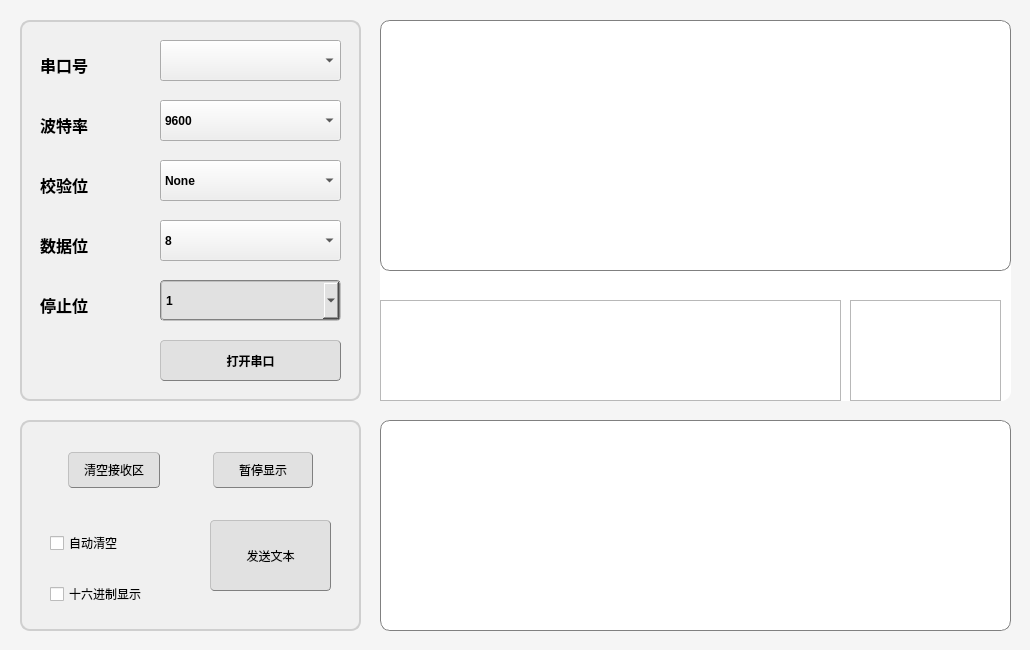
First picture: the form in serial.ui, repository Ahao6666/QT-Serial-port, before the edit.
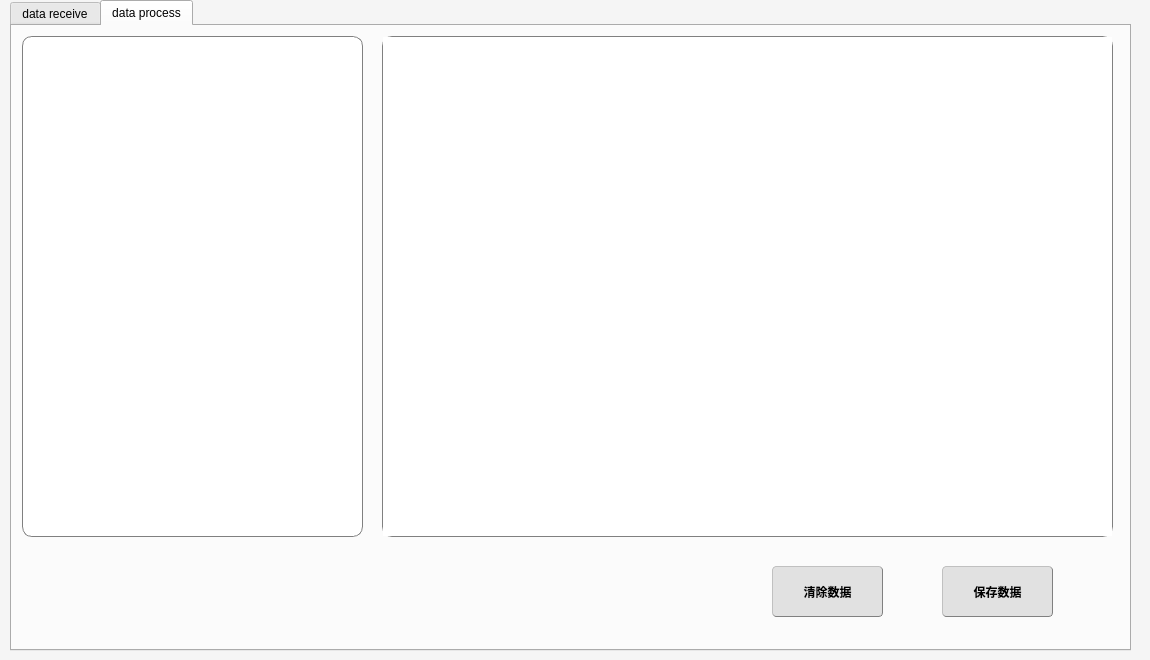
Second picture: the form after the edit.

Commit message: 添加表格功能并保存到excel文件

Patch:
```diff
--- a/serial.ui
+++ b/serial.ui
@@ -6,20 +6,20 @@
    <rect>
     <x>0</x>
     <y>0</y>
-    <width>1030</width>
-    <height>650</height>
+    <width>1150</width>
+    <height>660</height>
    </rect>
   </property>
   <property name="minimumSize">
    <size>
-    <width>1030</width>
-    <height>650</height>
+    <width>1150</width>
+    <height>660</height>
    </size>
   </property>
   <property name="maximumSize">
    <size>
-    <width>1030</width>
-    <height>650</height>
+    <width>1150</width>
+    <height>660</height>
    </size>
   </property>
   <property name="windowTitle">
@@ -35,11 +35,30 @@
 </string>
   </property>
   <widget class="QWidget" name="centralwidget">
+   <widget class="QTabWidget" name="tabWidget">
+    <property name="geometry">
+     <rect>
+      <x>10</x>
+      <y>0</y>
+      <width>1121</width>
+      <height>651</height>
+     </rect>
+    </property>
+    <property name="currentIndex">
+     <number>1</number>
+    </property>
+    <property name="tabBarAutoHide">
+     <bool>false</bool>
+    </property>
+    <widget class="QWidget" name="tab">
+     <attribute name="title">
+      <string>data receive</string>
+     </attribute>
    <widget class="QGroupBox" name="groupBox">
     <property name="geometry">
      <rect>
       <x>20</x>
-      <y>20</y>
+        <y>10</y>
       <width>341</width>
       <height>381</height>
      </rect>
@@ -354,7 +373,7 @@
     <property name="geometry">
      <rect>
       <x>20</x>
-      <y>420</y>
+        <y>410</y>
       <width>341</width>
       <height>211</height>
      </rect>
@@ -403,8 +422,8 @@
      </property>
      <property name="font">
       <font>
-       <weight>50</weight>
-       <bold>false</bold>
+         <weight>75</weight>
+         <bold>true</bold>
       </font>
      </property>
      <property name="styleSheet">
@@ -420,9 +439,9 @@
      <property name="geometry">
       <rect>
        <x>0</x>
-       <y>0</y>
-       <width>341</width>
-       <height>101</height>
+         <y>40</y>
+         <width>338</width>
+         <height>32</height>
       </rect>
      </property>
      <layout class="QHBoxLayout" name="horizontalLayout">
@@ -506,14 +525,27 @@
     <widget class="QWidget" name="layoutWidget">
      <property name="geometry">
       <rect>
-       <x>30</x>
-       <y>90</y>
-       <width>191</width>
-       <height>117</height>
-      </rect>
-     </property>
-     <layout class="QVBoxLayout" name="verticalLayout">
-      <item>
+         <x>31</x>
+         <y>86</y>
+         <width>103</width>
+         <height>121</height>
+        </rect>
+       </property>
+       <layout class="QFormLayout" name="formLayout">
+        <item row="0" column="0">
+         <spacer name="verticalSpacer">
+          <property name="orientation">
+           <enum>Qt::Vertical</enum>
+          </property>
+          <property name="sizeHint" stdset="0">
+           <size>
+            <width>20</width>
+            <height>17</height>
+           </size>
+          </property>
+         </spacer>
+        </item>
+        <item row="1" column="0">
        <widget class="QCheckBox" name="checkBox">
         <property name="font">
          <font>
@@ -526,7 +558,7 @@
         </property>
        </widget>
       </item>
-      <item>
+        <item row="2" column="0">
        <widget class="QCheckBox" name="checkBoxHex">
         <property name="font">
          <font>
@@ -543,11 +575,14 @@
     </widget>
    </widget>
    <widget class="QGroupBox" name="groupBox_3">
+      <property name="enabled">
+       <bool>true</bool>
+      </property>
     <property name="geometry">
      <rect>
       <x>380</x>
-      <y>20</y>
-      <width>631</width>
+        <y>10</y>
+        <width>721</width>
       <height>381</height>
      </rect>
     </property>
@@ -588,8 +623,8 @@
       <rect>
        <x>0</x>
        <y>0</y>
-       <width>631</width>
-       <height>251</height>
+         <width>721</width>
+         <height>381</height>
       </rect>
      </property>
      <property name="font">
@@ -608,33 +643,16 @@
    </string>
      </property>
     </widget>
-    <widget class="QTextEdit" name="adc_data">
-     <property name="geometry">
-      <rect>
-       <x>0</x>
-       <y>280</y>
-       <width>461</width>
-       <height>101</height>
-      </rect>
-     </property>
-    </widget>
-    <widget class="QTextBrowser" name="textBrowser_4">
-     <property name="geometry">
-      <rect>
-       <x>470</x>
-       <y>280</y>
-       <width>151</width>
-       <height>101</height>
-      </rect>
-     </property>
-    </widget>
    </widget>
    <widget class="QGroupBox" name="groupBox_4">
+      <property name="enabled">
+       <bool>true</bool>
+      </property>
     <property name="geometry">
      <rect>
       <x>380</x>
-      <y>420</y>
-      <width>631</width>
+        <y>410</y>
+        <width>721</width>
       <height>211</height>
      </rect>
     </property>
@@ -671,11 +689,14 @@
      <string/>
     </property>
     <widget class="QTextEdit" name="textEdit">
+       <property name="enabled">
+        <bool>true</bool>
+       </property>
      <property name="geometry">
       <rect>
        <x>0</x>
        <y>0</y>
-       <width>631</width>
+         <width>721</width>
        <height>211</height>
       </rect>
      </property>
@@ -694,6 +715,180 @@
 selection-background-color: darkgray;
    </string>
      </property>
+      </widget>
+     </widget>
+    </widget>
+    <widget class="QWidget" name="tab_2">
+     <attribute name="title">
+      <string>data process</string>
+     </attribute>
+     <widget class="QGroupBox" name="groupBox_5">
+      <property name="geometry">
+       <rect>
+        <x>10</x>
+        <y>10</y>
+        <width>341</width>
+        <height>501</height>
+       </rect>
+      </property>
+      <property name="styleSheet">
+       <string notr="true">QGroupBox{
+background-color: rgb(255, 255, 255);
+
+border-width:2px;
+
+
+border-radius: 10px;
+
+border-color:rgb(221, 221, 221);
+
+margin-top:0.5ex;
+
+}
+
+QGroupBox::title{
+
+subcontrol-origin:margin;
+
+subcontrol-position:top left;
+
+left:10px;
+
+margin-left:0px;
+
+padding:0 1px;
+
+}</string>
+      </property>
+      <property name="title">
+       <string/>
+      </property>
+      <widget class="QTextEdit" name="adc_data">
+       <property name="geometry">
+        <rect>
+         <x>0</x>
+         <y>0</y>
+         <width>341</width>
+         <height>501</height>
+        </rect>
+       </property>
+       <property name="layoutDirection">
+        <enum>Qt::LeftToRight</enum>
+       </property>
+       <property name="styleSheet">
+        <string notr="true">border: 1px solid gray;/*设置边框的粗细，以及颜色*/
+border-radius: 10px;/*设置圆角的大小*/
+padding: 0 8px;/*如果没有内容光标在开始往后移动0.8像素点*/
+selection-background-color: darkgray;
+   </string>
+       </property>
+      </widget>
+     </widget>
+     <widget class="QGroupBox" name="groupBox_6">
+      <property name="geometry">
+       <rect>
+        <x>370</x>
+        <y>10</y>
+        <width>731</width>
+        <height>501</height>
+       </rect>
+      </property>
+      <property name="styleSheet">
+       <string notr="true">QGroupBox{
+background-color: rgb(255, 255, 255);
+
+border-width:2px;
+
+
+border-radius: 10px;
+
+border-color:rgb(221, 221, 221);
+
+margin-top:0.5ex;
+
+}
+
+QGroupBox::title{
+
+subcontrol-origin:margin;
+
+subcontrol-position:top left;
+
+left:10px;
+
+margin-left:0px;
+
+padding:0 1px;
+
+}</string>
+      </property>
+      <property name="title">
+       <string/>
+      </property>
+      <widget class="QTableWidget" name="qTableWidget">
+       <property name="geometry">
+        <rect>
+         <x>0</x>
+         <y>0</y>
+         <width>731</width>
+         <height>501</height>
+        </rect>
+       </property>
+       <property name="styleSheet">
+        <string notr="true">border: 1px solid gray;/*设置边框的粗细，以及颜色*/
+border-radius: 10px;/*设置圆角的大小*/
+selection-background-color: darkgray;</string>
+       </property>
+      </widget>
+     </widget>
+     <widget class="QPushButton" name="pushButton_tab2_save">
+      <property name="geometry">
+       <rect>
+        <x>930</x>
+        <y>540</y>
+        <width>111</width>
+        <height>51</height>
+       </rect>
+      </property>
+      <property name="font">
+       <font>
+        <weight>75</weight>
+        <bold>true</bold>
+       </font>
+      </property>
+      <property name="styleSheet">
+       <string notr="true">QPushButton{background-color: rgb(225, 225, 225);border:1px groove gray;border-radius:4px;padding:1px 4px;border-style: outset;}
+                                       QPushButton:hover{background-color:rgb(229, 241, 251); color: black;}
+                                       QPushButton:pressed{background-color:rgb(204, 228, 247);border-style: inset;}</string>
+      </property>
+      <property name="text">
+       <string>保存数据</string>
+      </property>
+     </widget>
+     <widget class="QPushButton" name="pushButton_tab2_clear">
+      <property name="geometry">
+       <rect>
+        <x>760</x>
+        <y>540</y>
+        <width>111</width>
+        <height>51</height>
+       </rect>
+      </property>
+      <property name="font">
+       <font>
+        <weight>75</weight>
+        <bold>true</bold>
+       </font>
+      </property>
+      <property name="styleSheet">
+       <string notr="true">QPushButton{background-color: rgb(225, 225, 225);border:1px groove gray;border-radius:4px;padding:1px 4px;border-style: outset;}
+                                       QPushButton:hover{background-color:rgb(229, 241, 251); color: black;}
+                                       QPushButton:pressed{background-color:rgb(204, 228, 247);border-style: inset;}</string>
+      </property>
+      <property name="text">
+       <string>清除数据</string>
+      </property>
+     </widget>
     </widget>
    </widget>
   </widget>
```
Left out of the diff: 13 changed lines with no effect on the pictures. Lines whose indentation alone changed are shown as unchanged. The commit also changes 14 other files.
